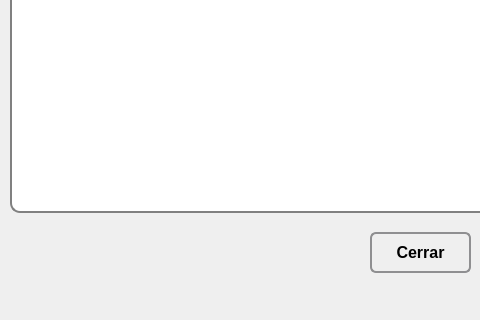
jimmybanegas/ProyectoMetodosNumericos, file ProyectoMetodosNumericos/Ventanas/Steps.ui: the form before one commit; both pictures show x 0 to 480 and y 198 to 518 of the 866 by 518 pixel window.
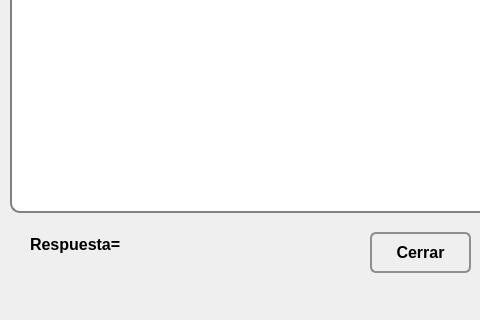
The form after the commit. Icons and pictures are not drawn.

```diff
--- a/ProyectoMetodosNumericos/Ventanas/Steps.ui
+++ b/ProyectoMetodosNumericos/Ventanas/Steps.ui
@@ -86,6 +86,44 @@
       <normaloff>:/edit-delete.png</normaloff>:/edit-delete.png</iconset>
     </property>
    </widget>
+   <widget class="QLabel" name="label_2">
+    <property name="geometry">
+     <rect>
+      <x>30</x>
+      <y>422</y>
+      <width>101</width>
+      <height>41</height>
+     </rect>
+    </property>
+    <property name="font">
+     <font>
+      <pointsize>12</pointsize>
+      <weight>75</weight>
+      <bold>true</bold>
+     </font>
+    </property>
+    <property name="text">
+     <string>Respuesta=</string>
+    </property>
+   </widget>
+   <widget class="QLabel" name="lbResult">
+    <property name="geometry">
+     <rect>
+      <x>150</x>
+      <y>430</y>
+      <width>141</width>
+      <height>31</height>
+     </rect>
+    </property>
+    <property name="font">
+     <font>
+      <pointsize>10</pointsize>
+     </font>
+    </property>
+    <property name="text">
+     <string/>
+    </property>
+   </widget>
   </widget>
   <widget class="QMenuBar" name="menubar">
    <property name="geometry">
```
